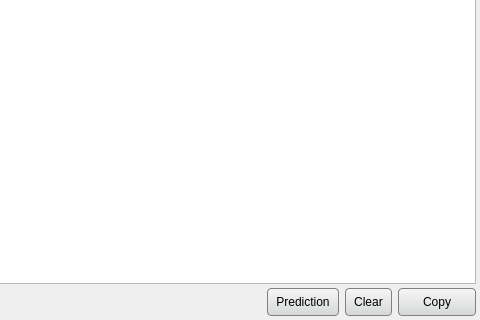
First picture: the form in PimThaiWindow.ui, repository iamjay/PimThai, before the edit; both pictures show x 544 to 1024 and y 280 to 600 of the 1024 by 600 pixel window.
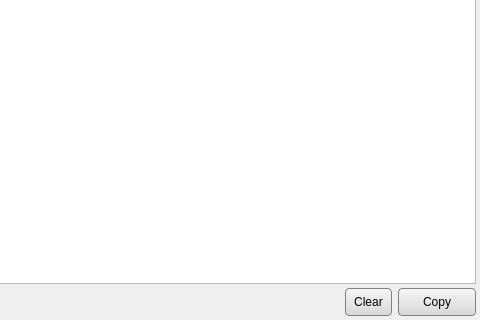
Second picture: the form after the edit.

Commit message: Moved prediction toggle button to the menu bar. Improbed UI.

The edit to the form file:
```diff
--- a/PimThaiWindow.ui
+++ b/PimThaiWindow.ui
@@ -15,12 +15,12 @@
   </property>
   <property name="styleSheet">
    <string notr="true">QPushButton { border-radius: 4px; border: 1px solid grey; padding: 6px 8px 6px 8px; background: qlineargradient(x1:0, y1:0, x2:0, y2:1, stop:0 #F6F6F6, stop: 0.6 #E4E4E4, stop:1 #D3D7D8); }
-QPushButton:pressed { background: qlineargradient(x1:0, y1:0, x2:0, y2:1, stop:0 #D3D7D8, stop: 0.6 #E4E4E4, stop:1 #F6F6F6); }
-QPushButton:checked { color: white; background: qlineargradient(x1:0, y1:0, x2:0, y2:1, stop:0 #559BBF, stop: 0.6 #3895D2, stop:1 #3381C3); }
+QPushButton:pressed { color: white; background: qlineargradient(x1:0, y1:0, x2:0, y2:1, stop:0 #559BBF, stop: 0.6 #3895D2, stop:1 #3381C3); }
+QPushButton:checked { color: white; background: qlineargradient(x1:0, y1:0, x2:0, y2:1, stop:0 #3381C3, stop: 0.6 #3895D2, stop:1 #559BBF); }
 
 QToolButton { border-radius: 4px; border: 1px solid grey; padding: 4px 4px 4px 4px; background: qlineargradient(x1:0, y1:0, x2:0, y2:1, stop:0 #F6F6F6, stop: 0.6 #E4E4E4, stop:1 #D3D7D8); }
-QToolButton:pressed { background: qlineargradient(x1:0, y1:0, x2:0, y2:1, stop:0 #D3D7D8, stop: 0.6 #E4E4E4, stop:1 #F6F6F6); }
-QToolButton:checked { color: white; background: qlineargradient(x1:0, y1:0, x2:0, y2:1, stop:0 #559BBF, stop: 0.6 #3895D2, stop:1 #3381C3); }
+QToolButton:pressed { color: white; background: qlineargradient(x1:0, y1:0, x2:0, y2:1, stop:0 #559BBF, stop: 0.6 #3895D2, stop:1 #3381C3); }
+QToolButton:checked { color: white; background: qlineargradient(x1:0, y1:0, x2:0, y2:1, stop:0 #3381C3, stop: 0.6 #3895D2, stop:1 #559BBF); }
 </string>
   </property>
   <widget class="QWidget" name="centralwidget">
@@ -197,22 +197,6 @@
         <property name="spacing">
          <number>6</number>
         </property>
-        <item>
-         <widget class="QPushButton" name="predictButton">
-          <property name="focusPolicy">
-           <enum>Qt::NoFocus</enum>
-          </property>
-          <property name="text">
-           <string>Prediction</string>
-          </property>
-          <property name="checkable">
-           <bool>true</bool>
-          </property>
-          <property name="checked">
-           <bool>false</bool>
-          </property>
-         </widget>
-        </item>
         <item>
          <widget class="QPushButton" name="clearButton">
           <property name="focusPolicy">
```
The commit also changes 9 other files.
